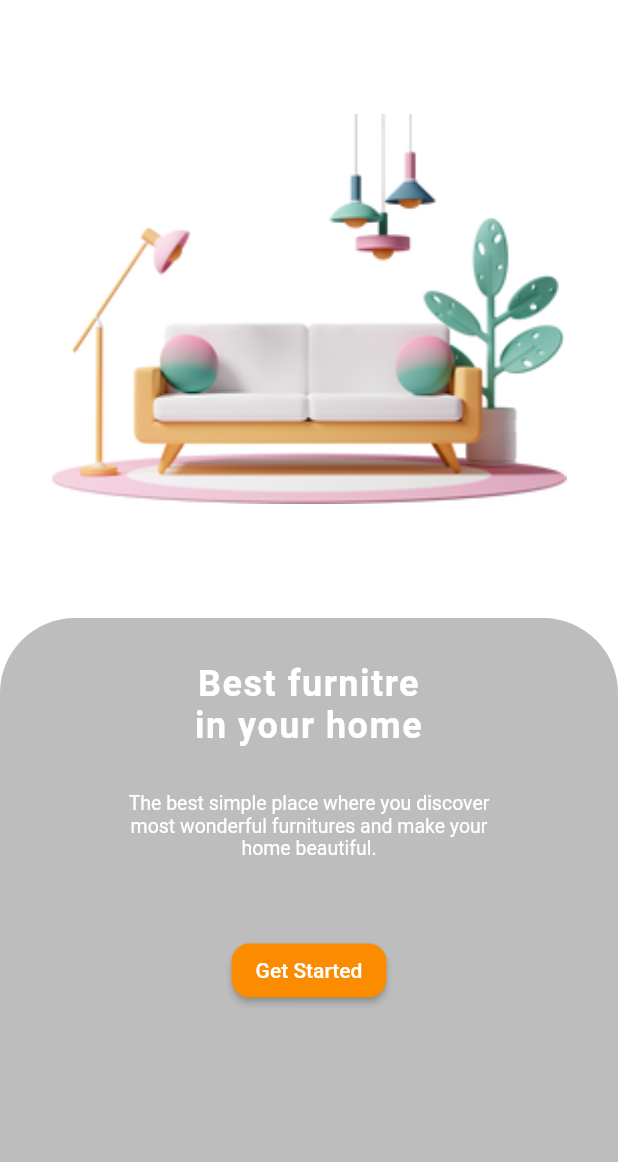
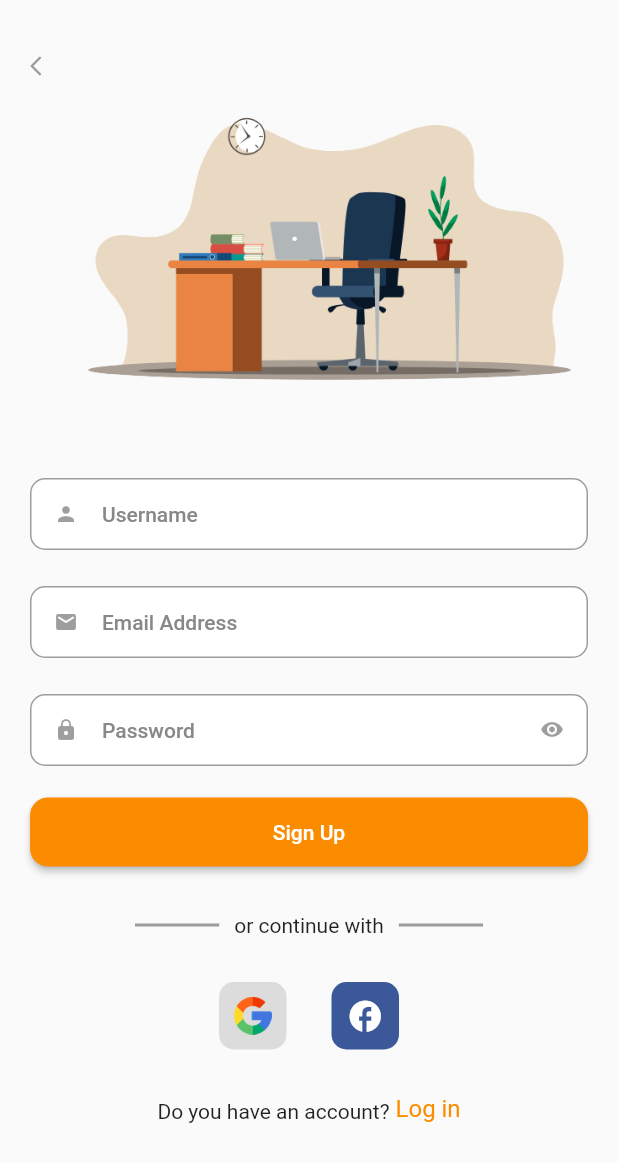
Before and after one commit to hariharanys/FurnitureApp, a Flutter app: the screen it shows after launch, after a tap on "Get Started", on a phone screen of 412 x 824 dp. Shown: the top 1162 px of the screen. Run offline on Flutter 3.47's test engine with Material 2 defaults, Android fonts, the phone set to English and light mode, and no system bars.

Commit message:
register Screen desgin - hariharan

```diff
--- /dev/null
+++ b/furniture_project/lib/common/customTextField.dart
@@ -0,0 +1,214 @@
+import 'package:flutter/cupertino.dart';
+import 'package:flutter/material.dart';
+import 'package:flutter/services.dart';
+import 'package:flutter/src/widgets/framework.dart';
+import 'package:flutter/src/widgets/placeholder.dart';
+
+class TextInputField extends StatefulWidget {
+  TextInputField(
+      {super.key,
+      required this.label,
+      required this.controller,
+      this.validator,
+      this.keyboardType = TextInputType.text,
+      this.obsecure = false,
+      this.onTap,
+      this.isMulti = false,
+      this.readOnly = false,
+      this.autofocus = false,
+      this.errorText,
+      this.contentPadding,
+      this.onEditingCompleted,
+      this.onChanged,
+      required this.enabled,
+      required this.showLabel,
+      this.hint,
+      this.suffix,
+      this.prefix,
+      this.inputFormatter,
+      this.maxLength,
+      this.autofillHints,
+      this.enableMultiSelect = false,
+      this.enableList = false});
+
+  String label;
+  final TextEditingController controller;
+  final FormFieldValidator<String>? validator;
+  final bool obsecure;
+  final bool readOnly;
+  final VoidCallback? onTap;
+  final VoidCallback? onEditingCompleted;
+  final TextInputType keyboardType;
+  final ValueChanged<String>? onChanged;
+  final bool isMulti;
+  final bool autofocus;
+  final bool enabled;
+  final bool showLabel;
+  final String? hint;
+  final String? errorText;
+  EdgeInsets? contentPadding;
+  @override
+  State<TextInputField> createState() => _TextInputFieldState();
+  final Widget? suffix;
+  final Widget? prefix;
+  final List<TextInputFormatter>? inputFormatter;
+  final int? maxLength;
+  final Iterable<String>? autofillHints;
+  final bool enableMultiSelect;
+  final bool enableList;
+}
+
+class _TextInputFieldState extends State<TextInputField> {
+  onChanged(dynamic value) {
+    if (widget.onChanged != null) widget.onChanged!(value);
+  }
+
+  bool hasError = false;
+  String errorText = "";
+
+  String? validate(String? string) {
+    if (widget.validator == null) return null;
+    String? err = widget.validator!(string);
+    if (err == null) {
+      setState(() {
+        hasError = false;
+        errorText = "";
+      });
+      return null;
+    }
+    setState(() {
+      hasError = true;
+      errorText = err;
+    });
+    return errorText;
+  }
+
+  @override
+  Widget build(BuildContext context) {
+    return Column(
+      crossAxisAlignment: CrossAxisAlignment.start,
+      children: [
+        Visibility(
+          visible: widget.showLabel,
+          child: Text(
+            style: TextStyle(
+              fontSize: 14,
+              fontWeight: FontWeight.w500,
+              letterSpacing: .5,
+              color: Colors.black,
+            ),
+            widget.label,
+            maxLines: 1,
+            overflow: TextOverflow.visible,
+          ),
+        ),
+        SizedBox(height: widget.showLabel ? 8 : 0),
+        TextFormField(
+            toolbarOptions: const ToolbarOptions(
+              copy: false,
+              paste: false,
+              cut: false,
+              selectAll: true,
+            ),
+            cursorColor: Colors.black,
+            style: TextStyle(
+              fontSize: 14,
+              fontWeight: FontWeight.w600,
+              color: Colors.black,
+            ),
+            onChanged: onChanged,
+            onEditingComplete: widget.onEditingCompleted,
+            autofocus: widget.autofocus,
+            minLines: widget.isMulti ? 4 : 1,
+            maxLines: widget.isMulti ? null : 1,
+            onTap: widget.onTap,
+            enabled: widget.enabled,
+            readOnly: widget.enableList,
+            obscureText: widget.obsecure,
+            keyboardType: widget.keyboardType,
+            controller: widget.controller,
+            inputFormatters: widget.inputFormatter,
+            maxLength: widget.maxLength,
+            autofillHints: widget.autofillHints,
+            textAlignVertical: TextAlignVertical.center,
+            decoration: InputDecoration(
+                filled: true,
+                border: hasError
+                    ? OutlineInputBorder(
+                        borderRadius:
+                            const BorderRadius.all(Radius.circular(5.0)),
+                        borderSide:
+                            BorderSide(color: Colors.red.shade800, width: 2))
+                    : null,
+                focusedBorder: OutlineInputBorder(
+                    borderRadius: const BorderRadius.all(Radius.circular(5.0)),
+                    borderSide: BorderSide(color: Colors.black, width: 1)),
+                enabledBorder: OutlineInputBorder(
+                    borderRadius: BorderRadius.all(Radius.circular(10.0)),
+                    borderSide: BorderSide(color: Colors.black38, width: 1)),
+                // enabledBorder: enabledBorderStyle,
+                errorBorder: OutlineInputBorder(
+                    borderRadius: const BorderRadius.all(Radius.circular(5.0)),
+                    borderSide:
+                        BorderSide(color: Colors.red.shade800, width: 2)),
+                focusedErrorBorder: OutlineInputBorder(
+                    borderRadius: const BorderRadius.all(Radius.circular(5.0)),
+                    borderSide:
+                        BorderSide(color: Colors.red.shade800, width: 2)),
+                disabledBorder: OutlineInputBorder(
+                    borderRadius: BorderRadius.all(Radius.circular(5.0)),
+                    borderSide: BorderSide(color: Colors.black38, width: 1)),
+                fillColor: Colors.white,
+                hintStyle: TextStyle(
+                  fontSize: 14,
+                  fontWeight: FontWeight.w500,
+                  color: Color(0xFF888888),
+                ),
+                hintText: widget.hint == null || widget.hint!.isEmpty
+                    ? widget.label
+                    : widget.hint,
+                contentPadding:
+                    widget.contentPadding ?? const EdgeInsets.all(8.0),
+                // errorText: widget.errorText,
+                prefixIcon: widget.prefix,
+                suffixIcon: widget.suffix,
+                errorStyle: TextStyle(
+                  fontSize: 0,
+                  height: 0,
+                ),
+                counterText: "",
+                errorMaxLines: 1),
+            validator: validate),
+        hasError
+            ? Padding(
+                padding: const EdgeInsets.fromLTRB(0, 0, 0, 0),
+                child: SizedBox(
+                  width: MediaQuery.of(context).size.width,
+                  child: Container(
+                    decoration: BoxDecoration(
+                      shape: BoxShape.rectangle,
+                      borderRadius: BorderRadius.circular(8),
+                      color: Colors.red.shade800,
+                    ),
+                    child: Padding(
+                      padding: const EdgeInsets.fromLTRB(10, 5, 10, 5),
+                      child: Text(
+                        errorText.toString(),
+                        style: TextStyle(
+                          fontSize: 13,
+                          fontWeight: FontWeight.w600,
+                          color: Colors.white,
+                          backgroundColor: Colors.red.shade800,
+                        ),
+                      ),
+                    ),
+                  ),
+                ),
+              )
+            : const SizedBox(
+                height: 0,
+              )
+      ],
+    );
+  }
+}
--- a/furniture_project/lib/main.dart
+++ b/furniture_project/lib/main.dart
@@ -1,5 +1,5 @@
 import 'package:flutter/material.dart';
-import 'package:furniture_project/splashScreen/splashscreen.dart';
+import 'route/route.dart' as route;
 
 void main() {
   runApp(const MyApp());
@@ -9,9 +9,10 @@ class MyApp extends StatelessWidget {
   const MyApp({super.key});
   @override
   Widget build(BuildContext context) {
-    return MaterialApp(
+    return const MaterialApp(
       debugShowCheckedModeBanner: false,
-      home: const SplashScreen(),
+      onGenerateRoute: route.controller,
+      initialRoute: route.splashScreen,
     );
   }
 }
--- /dev/null
+++ b/furniture_project/lib/route/route.dart
@@ -0,0 +1,15 @@
+import 'package:flutter/material.dart';
+import 'package:furniture_project/view/credentialScreen/registerScreen.dart';
+import 'package:furniture_project/view/splashScreen/splashscreen.dart';
+
+const String splashScreen = 'splashscreen';
+const String registerScreen = 'registerscreen';
+
+Route<dynamic> controller(RouteSettings settings) {
+  switch (settings.name) {
+    case splashScreen:
+      return MaterialPageRoute(builder: (context) => const SplashScreen());
+    default:
+      throw ('this route name does not exist');
+  }
+}
--- /dev/null
+++ b/furniture_project/lib/themes/themes.dart
@@ -0,0 +1,9 @@
+import 'package:flutter/material.dart';
+
+class AppColors {
+  static const Color primaryColor = Colors.white;
+  static const Color secondaryColor = Colors.black38;
+  static Color primaryButtonColor = Colors.orange.shade600;
+  static const Color backgroundColor = Colors.black12;
+  static const Color facebookColor = Color(0XFF3b5998);
+}
--- /dev/null
+++ b/furniture_project/lib/view/credentialScreen/registerScreen.dart
@@ -0,0 +1,235 @@
+import 'package:flutter/material.dart';
+import 'package:flutter/src/widgets/framework.dart';
+import 'package:flutter/src/widgets/placeholder.dart';
+import 'package:furniture_project/common/customTextField.dart';
+import 'package:furniture_project/themes/themes.dart';
+import 'package:furniture_project/view/splashScreen/splashscreen.dart';
+
+class RegisterScreen extends StatefulWidget {
+  const RegisterScreen({super.key});
+
+  @override
+  State<RegisterScreen> createState() => _RegisterScreenState();
+}
+
+class _RegisterScreenState extends State<RegisterScreen> {
+  TextEditingController _usernameController = TextEditingController();
+  TextEditingController _emailController = TextEditingController();
+  TextEditingController _passwordController = TextEditingController();
+
+  @override
+  void dispose() {
+    // TODO: implement dispose
+    super.dispose();
+    _usernameController.dispose();
+    _emailController.dispose();
+    _passwordController.dispose();
+  }
+
+  @override
+  Widget build(BuildContext context) {
+    return Scaffold(
+      body: SafeArea(
+          child: Container(
+        padding: const EdgeInsets.only(top: 20, bottom: 20),
+        height: MediaQuery.of(context).size.height,
+        width: MediaQuery.of(context).size.width,
+        child: SingleChildScrollView(
+          child: Column(
+            mainAxisAlignment: MainAxisAlignment.start,
+            crossAxisAlignment: CrossAxisAlignment.start,
+            children: [
+              SizedBox(
+                height: MediaQuery.of(context).size.height / 3,
+                width: MediaQuery.of(context).size.width,
+                child: Row(
+                  crossAxisAlignment: CrossAxisAlignment.start,
+                  mainAxisAlignment: MainAxisAlignment.start,
+                  children: [
+                    IconButton(
+                        onPressed: () {
+                          Navigator.push(
+                              context,
+                              MaterialPageRoute(
+                                builder: (context) => const SplashScreen(),
+                              ));
+                        },
+                        icon: const Icon(
+                          Icons.arrow_back_ios_new_rounded,
+                          color: AppColors.secondaryColor,
+                          size: 16,
+                        )),
+                    Container(
+                      height: MediaQuery.of(context).size.height / 1.2,
+                      width: MediaQuery.of(context).size.width / 1.2,
+                      decoration: const BoxDecoration(
+                          image: DecorationImage(
+                              image: AssetImage('assets/credential.png'))),
+                    )
+                  ],
+                ),
+              ),
+              Container(
+                width: MediaQuery.of(context).size.width,
+                padding: const EdgeInsets.only(left: 20, right: 20),
+                child: Column(
+                  mainAxisAlignment: MainAxisAlignment.start,
+                  crossAxisAlignment: CrossAxisAlignment.center,
+                  children: [
+                    TextInputField(
+                        label: '',
+                        controller: _usernameController,
+                        enabled: true,
+                        hint: 'Username',
+                        prefix: const Icon(
+                          Icons.person,
+                          size: 16,
+                          color: AppColors.secondaryColor,
+                        ),
+                        showLabel: true),
+                    TextInputField(
+                        label: '',
+                        controller: _emailController,
+                        enabled: true,
+                        hint: 'Email Address',
+                        prefix: const Icon(
+                          Icons.email_rounded,
+                          size: 16,
+                          color: AppColors.secondaryColor,
+                        ),
+                        showLabel: true),
+                    TextInputField(
+                        label: '',
+                        controller: _passwordController,
+                        enabled: true,
+                        obsecure: true,
+                        hint: 'Password',
+                        prefix: const Icon(
+                          Icons.lock,
+                          size: 16,
+                          color: AppColors.secondaryColor,
+                        ),
+                        suffix: Icon(
+                          Icons.visibility_rounded,
+                          size: 16,
+                          color: AppColors.secondaryColor,
+                        ),
+                        showLabel: true)
+                  ],
+                ),
+              ),
+              const SizedBox(
+                height: 10,
+              ),
+              Container(
+                padding:
+                    const EdgeInsets.symmetric(horizontal: 20, vertical: 10),
+                width: MediaQuery.of(context).size.width,
+                child: ElevatedButton(
+                    onPressed: () {},
+                    style: ElevatedButton.styleFrom(
+                        foregroundColor: AppColors.primaryColor,
+                        backgroundColor: AppColors.primaryButtonColor,
+                        padding: const EdgeInsets.symmetric(
+                            horizontal: 16, vertical: 15),
+                        shape: const RoundedRectangleBorder(
+                            borderRadius:
+                                BorderRadius.all(Radius.circular(12)))),
+                    child: const Text('Sign Up')),
+              ),
+              Container(
+                padding:
+                    const EdgeInsets.symmetric(horizontal: 90, vertical: 20),
+                width: MediaQuery.of(context).size.width,
+                child: Row(
+                  children: const [
+                    Expanded(
+                        child: Divider(
+                      color: AppColors.secondaryColor,
+                      thickness: 2,
+                    )),
+                    Padding(
+                      padding: EdgeInsets.only(left: 10.0, right: 10.0),
+                      child: Text('or continue with'),
+                    ),
+                    Expanded(
+                        child: Divider(
+                      color: AppColors.secondaryColor,
+                      thickness: 2,
+                    )),
+                  ],
+                ),
+              ),
+              const SizedBox(
+                height: 10,
+              ),
+              Row(
+                mainAxisAlignment: MainAxisAlignment.center,
+                crossAxisAlignment: CrossAxisAlignment.center,
+                children: [
+                  GestureDetector(
+                    onTap: () {},
+                    child: Container(
+                      padding: const EdgeInsets.all(10),
+                      decoration: BoxDecoration(
+                        color: AppColors.backgroundColor,
+                        borderRadius: BorderRadius.circular(10),
+                      ),
+                      child: Container(
+                        width: 25,
+                        height: 25,
+                        decoration: BoxDecoration(
+                            image: DecorationImage(
+                                image: AssetImage('assets/icons/google.png'))),
+                      ),
+                    ),
+                  ),
+                  const SizedBox(
+                    width: 30,
+                  ),
+                  GestureDetector(
+                    onTap: () {},
+                    child: Container(
+                      padding: const EdgeInsets.all(10),
+                      decoration: BoxDecoration(
+                        color: AppColors.facebookColor,
+                        borderRadius: BorderRadius.circular(10),
+                      ),
+                      child: const Icon(
+                        Icons.facebook_rounded,
+                        color: AppColors.primaryColor,
+                        size: 25,
+                      ),
+                    ),
+                  )
+                ],
+              ),
+              Container(
+                margin: const EdgeInsets.only(top: 30),
+                width: MediaQuery.of(context).size.width,
+                child: Text.rich(
+                    textAlign: TextAlign.center,
+                    TextSpan(children: [
+                      const TextSpan(text: 'Do you have an account?'),
+                      WidgetSpan(
+                          child: InkWell(
+                        mouseCursor: SystemMouseCursors.click,
+                        highlightColor: AppColors.secondaryColor,
+                        onTap: () {},
+                        child: Text(
+                          ' Log in',
+                          style: TextStyle(
+                              color: AppColors.primaryButtonColor,
+                              fontSize: 16,
+                              fontWeight: FontWeight.w400),
+                        ),
+                      ))
+                    ])),
+              )
+            ],
+          ),
+        ),
+      )),
+    );
+  }
+}
--- a/furniture_project/lib/splashScreen/splashscreen.dart
+++ b/furniture_project/lib/view/splashScreen/splashscreen.dart
@@ -1,6 +1,7 @@
 import 'package:flutter/material.dart';
-import 'package:flutter/src/widgets/framework.dart';
-import 'package:flutter/src/widgets/placeholder.dart';
+import 'package:furniture_project/route/route.dart' as route;
+import '../../themes/themes.dart';
+import '../credentialScreen/registerScreen.dart';
 
 class SplashScreen extends StatefulWidget {
   const SplashScreen({super.key});
@@ -17,7 +18,7 @@ class _SplashScreenState extends State<SplashScreen> {
           child: Container(
         height: MediaQuery.of(context).size.height,
         width: MediaQuery.of(context).size.width,
-        decoration: BoxDecoration(color: Colors.white),
+        decoration: const BoxDecoration(color: AppColors.primaryColor),
         child: SingleChildScrollView(
           scrollDirection: Axis.vertical,
           child: Column(
@@ -25,7 +26,7 @@ class _SplashScreenState extends State<SplashScreen> {
               Container(
                 width: MediaQuery.of(context).size.width / 1.2,
                 height: MediaQuery.of(context).size.height / 2,
-                decoration: BoxDecoration(
+                decoration: const BoxDecoration(
                     image: DecorationImage(
                         image: AssetImage('assets/splash.png'),
                         fit: BoxFit.contain)),
@@ -33,8 +34,8 @@ class _SplashScreenState extends State<SplashScreen> {
               Container(
                 width: double.infinity,
                 height: MediaQuery.of(context).size.height / 2,
-                decoration: BoxDecoration(
-                    color: Colors.black26,
+                decoration: const BoxDecoration(
+                    color: AppColors.secondaryColor,
                     borderRadius: BorderRadius.only(
                         topLeft: Radius.circular(50),
                         topRight: Radius.circular(50))),
@@ -45,7 +46,7 @@ class _SplashScreenState extends State<SplashScreen> {
                     crossAxisAlignment: CrossAxisAlignment.center,
                     mainAxisAlignment: MainAxisAlignment.start,
                     children: [
-                      Text(
+                      const Text(
                         'Best furnitre \nin your home',
                         textAlign: TextAlign.center,
                         style: TextStyle(
@@ -54,8 +55,8 @@ class _SplashScreenState extends State<SplashScreen> {
                             letterSpacing: 1.0,
                             fontWeight: FontWeight.w700),
                       ),
-                      Padding(
-                        padding: const EdgeInsets.symmetric(
+                      const Padding(
+                        padding: EdgeInsets.symmetric(
                             horizontal: 60.0, vertical: 30.0),
                         child: Text(
                           'The best simple place where you discover most wonderful furnitures and make your home beautiful.',
@@ -70,17 +71,23 @@ class _SplashScreenState extends State<SplashScreen> {
                         height: 20,
                       ),
                       ElevatedButton(
-                          onPressed: () {},
+                          onPressed: () {
+                            Navigator.push(
+                                context,
+                                MaterialPageRoute(
+                                    builder: (context) =>
+                                        const RegisterScreen()));
+                          },
                           style: ElevatedButton.styleFrom(
-                              onPrimary: Colors.white,
-                              primary: Colors.orange.shade600,
+                              foregroundColor: AppColors.primaryColor,
+                              backgroundColor: AppColors.primaryButtonColor,
                               minimumSize: const Size(88, 36),
                               padding: const EdgeInsets.symmetric(
                                   horizontal: 16, vertical: 10),
-                              shape: RoundedRectangleBorder(
+                              shape: const RoundedRectangleBorder(
                                   borderRadius:
                                       BorderRadius.all(Radius.circular(12)))),
-                          child: Text('Get Started'))
+                          child: const Text('Get Started'))
                     ],
                   ),
                 ),
--- a/furniture_project/pubspec.yaml
+++ b/furniture_project/pubspec.yaml
@@ -54,6 +54,7 @@ dev_dependencies:
 flutter:
   assets:
     - assets/
+    - assets/icons/
   # The following line ensures that the Material Icons font is
   # included with your application, so that you can use the icons in
   # the material Icons class.
```
Also changed, not shown: furniture_project/assets/credential.png (added), furniture_project/assets/icons/google.png (added).
